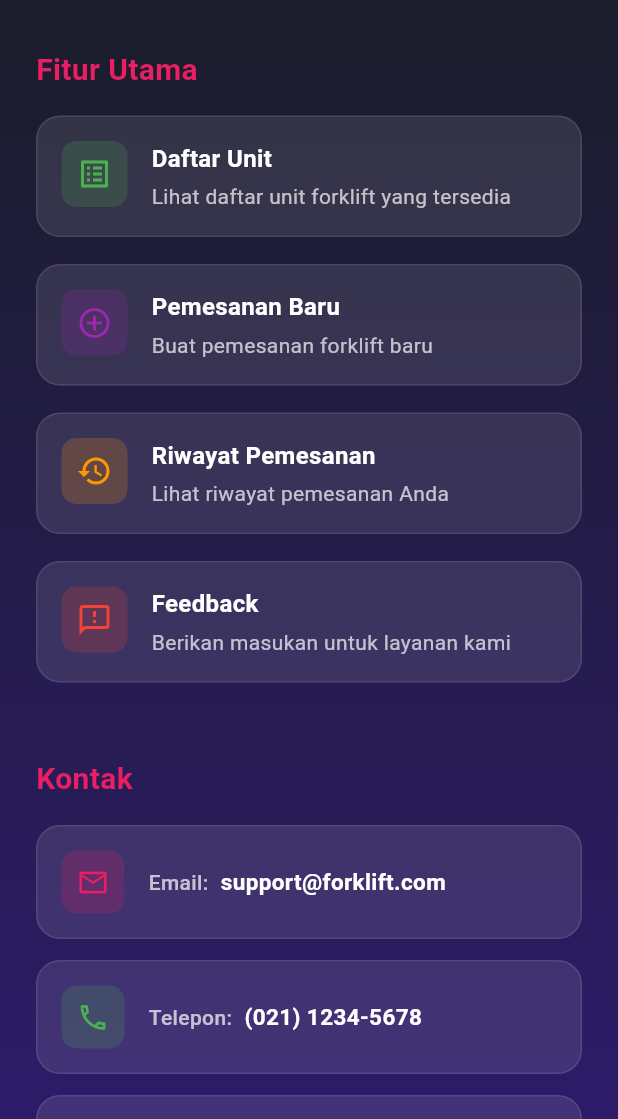
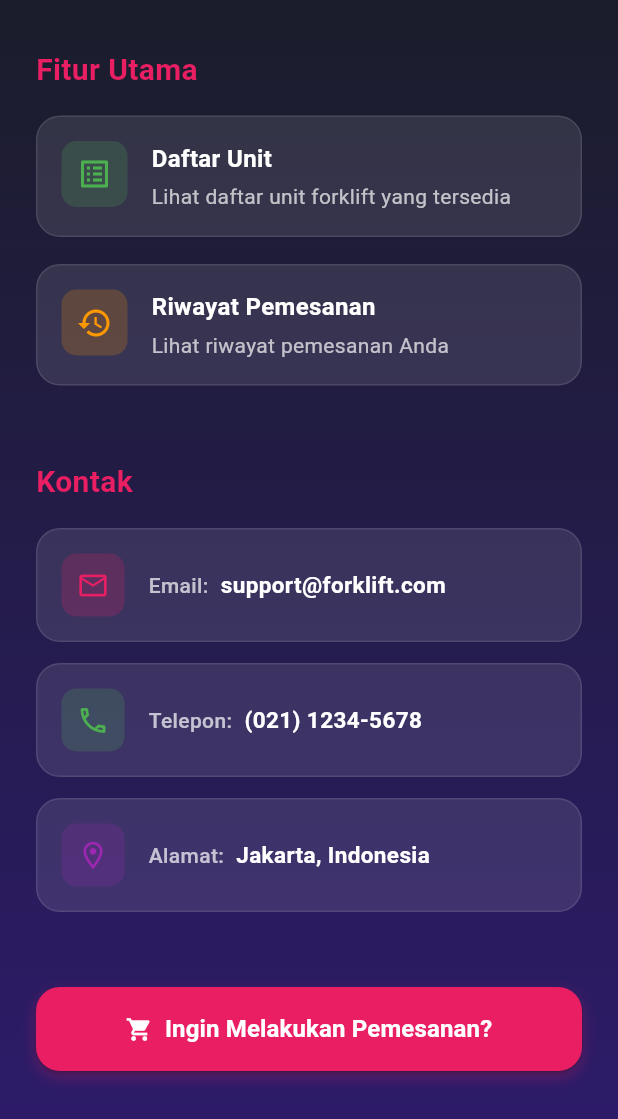
Before and after one commit to DAFAAHMADFAHRISI/Mobile-Forklift, a Flutter app: the About screen opened by its route, scrolled down 498 dp, on a phone screen of 412 x 824 dp, the part 117-1236 px from its top. Run offline on Flutter 3.47's test engine with Material 3 defaults, Android fonts, the phone set to English and light mode, and no system bars; our stand-ins replace cached_network_image, cross_file, image_picker, shared_preferences, upgrader, webview_flutter; accounts and stored records are empty; network calls fail.

Commit message:
UpdatePagesAbout

```diff
--- a/lib/screens/user/about.dart
+++ b/lib/screens/user/about.dart
@@ -157,22 +157,6 @@ class About extends StatelessWidget {
                         Navigator.push(
                           context,
                           MaterialPageRoute(
-                            builder: (context) => const NewOrder(),
-                          ),
-                        );
-                      },
-                      child: _buildFeatureListItem(
-                        icon: Icons.add_circle_outline,
-                        title: 'Pemesanan Baru',
-                        description: 'Buat pemesanan forklift baru',
-                        color: materialPurple,
-                      ),
-                    ),
-                    GestureDetector(
-                      onTap: () {
-                        Navigator.push(
-                          context,
-                          MaterialPageRoute(
                             builder: (context) => const OrderHistory(),
                           ),
                         );
@@ -182,23 +166,6 @@ class About extends StatelessWidget {
                         title: 'Riwayat Pemesanan',
                         description: 'Lihat riwayat pemesanan Anda',
                         color: Colors.orange,
-                      ),
-                    ),
-                    GestureDetector(
-                      onTap: () {
-                        Navigator.push(
-                          context,
-                          MaterialPageRoute(
-                            builder: (context) =>
-                                const UserFeedback(idPemesanan: 0),
-                          ),
-                        );
-                      },
-                      child: _buildFeatureListItem(
-                        icon: Icons.feedback_outlined,
-                        title: 'Feedback',
-                        description: 'Berikan masukan untuk layanan kami',
-                        color: Colors.red,
                       ),
                     ),
                   ],
```
